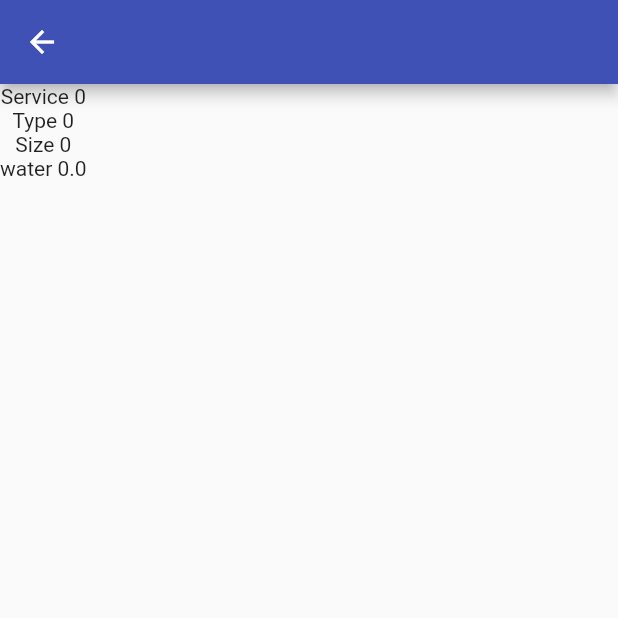
After one commit to cs-634234024/Appication_calculate_water_final-, a Flutter app: the screen it shows after launch, after a tap on "Calculater", on a phone screen of 412 x 824 dp, the top half of it. The commit adds this screen. Run offline on Flutter 3.47's test engine with Material 2 defaults, Android fonts, the light colour scheme and no system bars.

Commit message:
update screen

```diff
--- a/lib/screen/body_screen.dart
+++ b/lib/screen/body_screen.dart
@@ -126,7 +126,12 @@ class _BodyScreenState extends State<BodyScreen> {
         const SizedBox(
           height: 5,
         ),
-        const ButtonWidget()
+        ButtonWidget(
+          service: service,
+          changesize: changesize,
+          type: type,
+          water: _currenSliderValue,
+        )
       ],
     );
   }
--- /dev/null
+++ b/lib/screen/result_sreen.dart
@@ -0,0 +1,31 @@
+import 'package:flutter/material.dart';
+
+class ResultScreen extends StatelessWidget {
+  final int type;
+  final int service;
+  final int size;
+  final double water;
+  const ResultScreen(
+      {super.key,
+      required this.type,
+      required this.service,
+      required this.size,
+      required this.water});
+
+  @override
+  Widget build(BuildContext context) {
+    return Scaffold(
+      appBar: AppBar(),
+      body: Container(
+        child: Column(
+          children: [
+            Text("Service $service"),
+            Text("Type $type"),
+            Text("Size $size"),
+            Text("water $water")
+          ],
+        ),
+      ),
+    );
+  }
+}
--- a/lib/widgets/bottom_widget.dart
+++ b/lib/widgets/bottom_widget.dart
@@ -1,14 +1,32 @@
+import 'package:calculate_water_2/screen/result_sreen.dart';
 import 'package:flutter/material.dart';
 
 class ButtonWidget extends StatelessWidget {
-  const ButtonWidget({super.key});
+  final int type;
+  final int service;
+  final int changesize;
+  final double water;
+  const ButtonWidget(
+      {super.key,
+      required this.type,
+      required this.service,
+      required this.changesize,
+      required this.water});
 
   @override
   Widget build(BuildContext context) {
     Size size = MediaQuery.of(context).size;
     return GestureDetector(
         onTap: () {
-          print('test');
+          Navigator.push(
+              context,
+              MaterialPageRoute(
+                builder: (context) => ResultScreen(
+                    service: service,
+                    size: changesize,
+                    type: type,
+                    water: water),
+              ));
         },
         child: Padding(
           padding: const EdgeInsets.all(8.0),
@@ -22,7 +40,7 @@ class ButtonWidget extends StatelessWidget {
               mainAxisAlignment: MainAxisAlignment.center,
               children: const [
                 Text(
-                  'calculater',
+                  'Calculater',
                   style: TextStyle(
                       fontSize: 30,
                       color: Colors.white,
```
